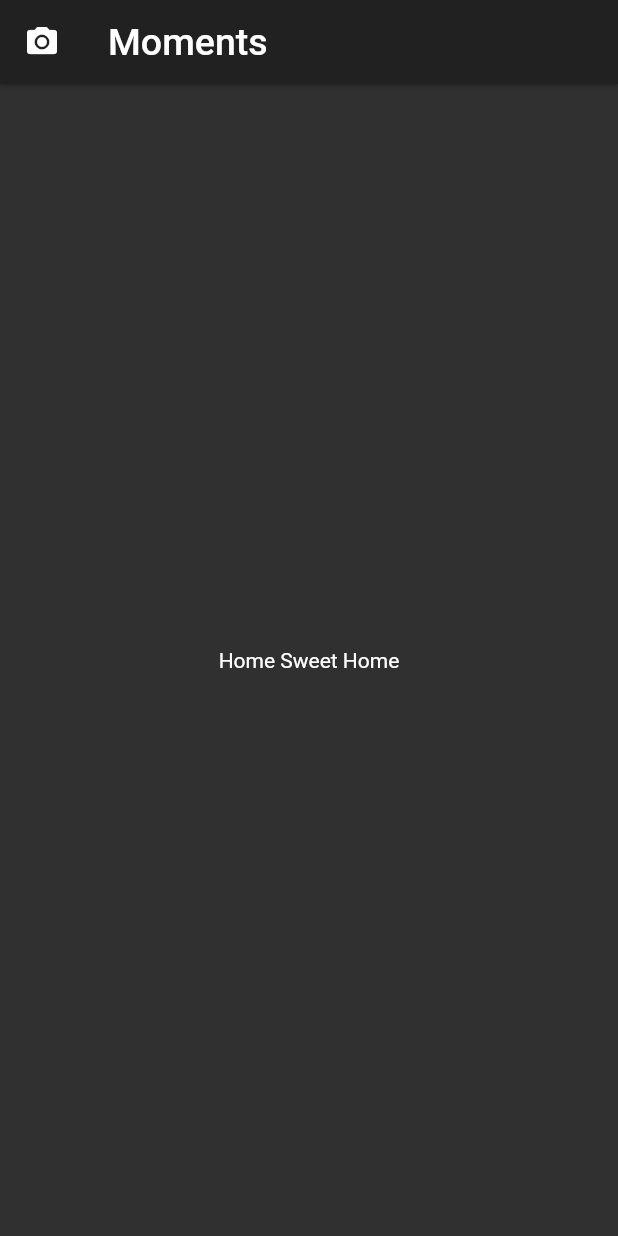
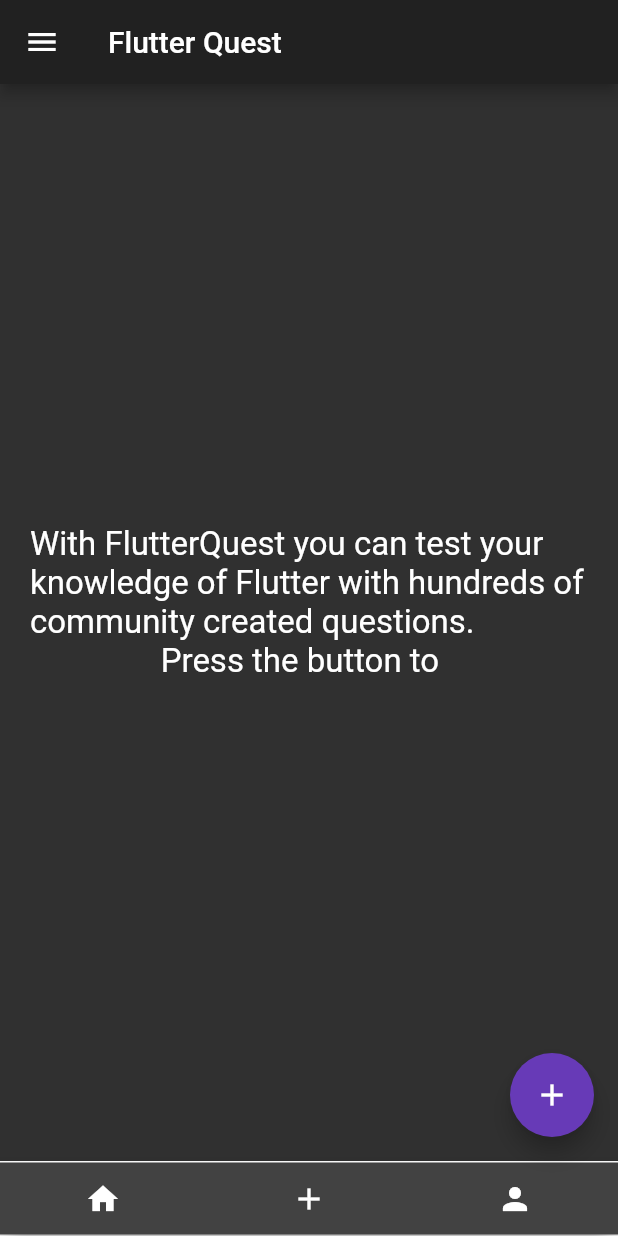
Before and after one commit to emanueltesoriello/flutterquest, a Flutter app: the HomePage screen opened directly, on a phone screen of 412 x 824 dp. Run offline on Flutter 3.47's test engine with Material 2 defaults, Android fonts, the phone set to English and light mode, and no system bars; our stand-ins replace rxdart, shared_preferences; accounts and stored records are empty.

Commit message:
Add 'user' and 'add' pages, with custom_bottom_bar

```diff
--- a/lib/pages/home.dart
+++ b/lib/pages/home.dart
@@ -3,6 +3,7 @@ import 'package:flutter/material.dart';
 import 'package:scoped_model/scoped_model.dart';
 
 import '../ui-elements/logout_list_tile.dart';
+import '../ui-elements/custom_bottom_navigation_bar.dart';
 
 class HomePage extends StatefulWidget {
   @override
@@ -12,7 +13,15 @@ class HomePage extends StatefulWidget {
 }
 
 class _HomePageState extends State<HomePage> {
-  Widget _buildSideDrawer(BuildContext context) {
+  int _counter = 0;
+
+  void _incrementCounter() {
+    setState(() {
+      _counter++;
+    });
+  }
+
+    Widget _buildSideDrawer(BuildContext context) {
     return Drawer(
       child: Column(
         children: <Widget>[
@@ -30,26 +39,46 @@ class _HomePageState extends State<HomePage> {
   @override
   Widget build(BuildContext context) {
     return Scaffold(
-        drawer: _buildSideDrawer(context),
-        appBar: AppBar(
-          centerTitle: true,
-          elevation: 1.0,
-          leading: Icon(Icons.camera_alt),
-          title: SizedBox(
-            height: 35.0,
-            child: Align(
-              alignment: Alignment.centerLeft,
-              child: Text(
-                'Moments',
-                style: TextStyle(
-                  fontSize: 25,
-                ),
+      drawer: _buildSideDrawer(context),
+      appBar: AppBar(
+        title: Text('Flutter Quest'),
+      ),
+      bottomNavigationBar: CustomBottomNavigationBar(),/*BottomNavigationBar(
+        currentIndex: 0, // this will be set when a new tab is tapped
+        items: [
+          BottomNavigationBarItem(
+            icon: new Icon(Icons.games),
+            title: new Text('Play'),
+          ),
+          BottomNavigationBarItem(
+            icon: new Icon(Icons.add),
+            title: new Text('Contribute'),
+          ),
+          BottomNavigationBarItem(icon: Icon(Icons.person), title: Text('You'))
+        ],
+      ),*/
+      body: Center(
+        child: Padding(
+          padding: EdgeInsets.all(20.0),
+          child: Column(
+            mainAxisAlignment: MainAxisAlignment.center,
+            crossAxisAlignment: CrossAxisAlignment.stretch,
+            children: <Widget>[
+              Text(
+                '''With FlutterQuest you can test your knowledge of Flutter with hundreds of community created questions.
+                Press the button to
+                ''',
+                style: TextStyle(fontSize: 22),
               ),
-            ),
+            ],
           ),
         ),
-        body: Center(
-          child: Text('Home Sweet Home'),
-        ));
+      ),
+      floatingActionButton: FloatingActionButton(
+        onPressed: _incrementCounter,
+        tooltip: 'Increment',
+        child: Icon(Icons.add),
+      ), // This trailing comma makes auto-formatting nicer for build methods.
+    );
   }
 }
--- /dev/null
+++ b/lib/ui-elements/custom_bottom_navigation_bar.dart
@@ -0,0 +1,39 @@
+import 'package:flutter/material.dart';
+
+class CustomBottomNavigationBar extends StatelessWidget {
+
+  @override
+  Widget build(BuildContext context) {
+    return Container(
+      color: Colors.white,
+      height: 50.0,
+      alignment: Alignment.center,
+      child: BottomAppBar(
+        child: Row(
+          // alignment: MainAxisAlignment.spaceAround,
+          mainAxisAlignment: MainAxisAlignment.spaceAround,
+          children: <Widget>[
+            IconButton(
+              icon: Icon(
+                Icons.home,
+              ),
+              onPressed: () => Navigator.pushNamed<bool>(context, '/home'),
+            ),
+            IconButton(
+              icon: Icon(
+                Icons.add,
+              ),
+              onPressed: () => Navigator.pushNamed<bool>(context, '/add'),
+            ),
+            IconButton(
+              icon: Icon(
+                Icons.person,
+              ),
+              onPressed: () => Navigator.pushNamed<bool>(context, '/user'),
+            ),
+          ],
+        ),
+      ),
+    );
+  }
+}
```
Also changed, not shown: lib/main.dart (+12 -0 lines), lib/pages/add.dart (added, +57 -0 lines), lib/pages/user.dart (added, +57 -0 lines).
